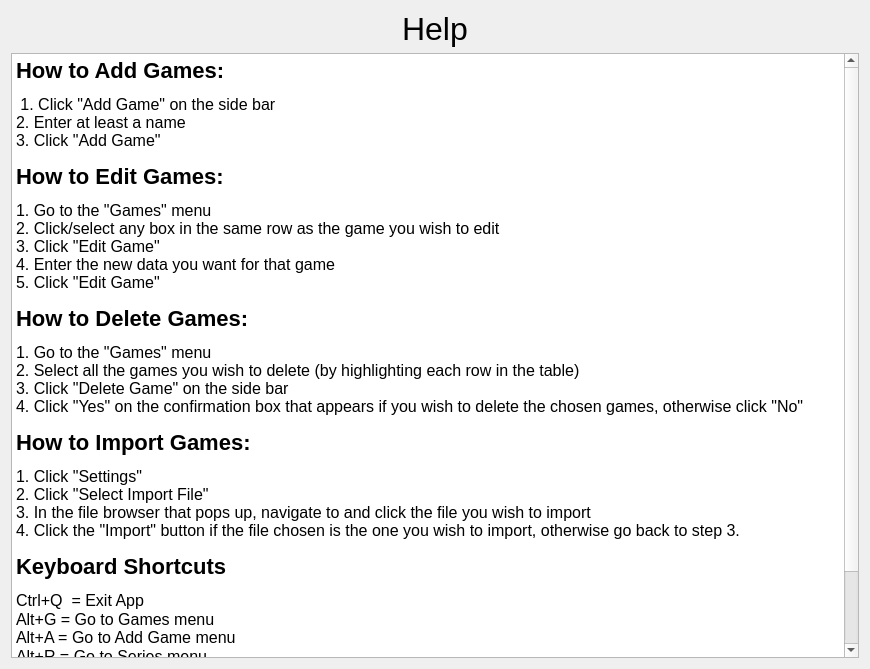
First picture: the form in Unitracker/resources/help.ui, repository invigoratedcat/CMSC437, before the edit.
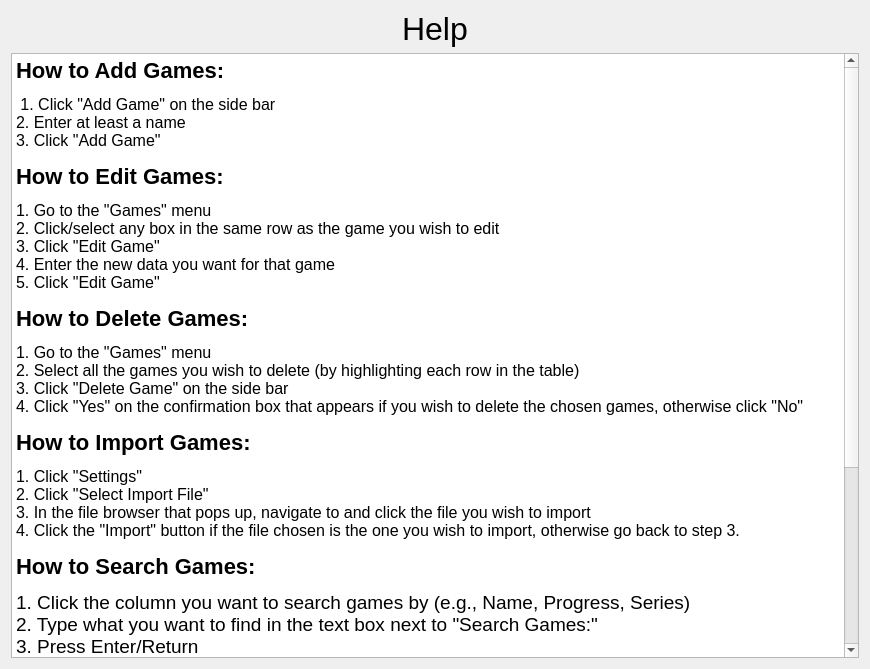
Second picture: the form after the edit.

Commit message: Added games search bar with options for filtering by each column, and added the respective tooltips and help section

```diff
--- a/Unitracker/resources/help.ui
+++ b/Unitracker/resources/help.ui
@@ -46,6 +46,9 @@
 &lt;p style=&quot; margin-top:0px; margin-bottom:0px; margin-left:0px; margin-right:0px; -qt-block-indent:0; text-indent:0px;&quot;&gt;&lt;span style=&quot; font-size:12pt;&quot;&gt;1. Go to the &amp;quot;Games&amp;quot; menu&lt;br /&gt;2. Select all the games you wish to delete (by highlighting each row in the table)&lt;br /&gt;3. Click &amp;quot;Delete Game&amp;quot; on the side bar&lt;br /&gt;4. Click &amp;quot;Yes&amp;quot; on the confirmation box that appears if you wish to delete the chosen games, otherwise click &amp;quot;No&amp;quot;&lt;/span&gt;&lt;/p&gt;
 &lt;h3 style=&quot; margin-top:14px; margin-bottom:12px; margin-left:0px; margin-right:0px; -qt-block-indent:0; text-indent:0px;&quot;&gt;&lt;span style=&quot; font-size:12pt; font-weight:600;&quot;&gt;How to Import Games:&lt;/span&gt;&lt;/h3&gt;
 &lt;p style=&quot; margin-top:0px; margin-bottom:0px; margin-left:0px; margin-right:0px; -qt-block-indent:0; text-indent:0px;&quot;&gt;&lt;span style=&quot; font-size:12pt;&quot;&gt;1. Click &amp;quot;Settings&amp;quot;&lt;br /&gt;2. Click &amp;quot;Select Import File&amp;quot;&lt;br /&gt;3. In the file browser that pops up, navigate to and click the file you wish to import&lt;br /&gt;4. Click the &amp;quot;Import&amp;quot; button if the file chosen is the one you wish to import, otherwise go back to step 3.&lt;/span&gt;&lt;/p&gt;
+&lt;h3 style=&quot; margin-top:14px; margin-bottom:12px; margin-left:0px; margin-right:0px; -qt-block-indent:0; text-indent:0px;&quot;&gt;&lt;span style=&quot; font-size:large; font-weight:600;&quot;&gt;How to Search Games:&lt;/span&gt;&lt;/h3&gt;
+&lt;p style=&quot; margin-top:0px; margin-bottom:0px; margin-left:0px; margin-right:0px; -qt-block-indent:0; text-indent:0px;&quot;&gt;1. Click the column you want to search games by (e.g., Name, Progress, Series)&lt;br /&gt;2. Type what you want to find in the text box next to &amp;quot;Search Games:&amp;quot;&lt;br /&gt;3. Press Enter/Return&lt;br /&gt;To reset the search, simply enter a blank text in the text box&lt;/p&gt;
+&lt;h3 style=&quot;-qt-paragraph-type:empty; margin-top:14px; margin-bottom:12px; margin-left:0px; margin-right:0px; -qt-block-indent:0; text-indent:0px; font-size:large; font-weight:600;&quot;&gt;&lt;br /&gt;&lt;/h3&gt;
 &lt;h3 style=&quot; margin-top:14px; margin-bottom:12px; margin-left:0px; margin-right:0px; -qt-block-indent:0; text-indent:0px;&quot;&gt;&lt;span style=&quot; font-size:12pt; font-weight:600;&quot;&gt;Keyboard Shortcuts&lt;/span&gt;&lt;/h3&gt;
 &lt;p style=&quot; margin-top:0px; margin-bottom:0px; margin-left:0px; margin-right:0px; -qt-block-indent:0; text-indent:0px;&quot;&gt;&lt;span style=&quot; font-size:12pt;&quot;&gt;Ctrl+Q  = Exit App&lt;/span&gt;&lt;/p&gt;
 &lt;p style=&quot; margin-top:0px; margin-bottom:0px; margin-left:0px; margin-right:0px; -qt-block-indent:0; text-indent:0px;&quot;&gt;&lt;span style=&quot; font-size:12pt;&quot;&gt;Alt+G = Go to Games menu&lt;br /&gt;Alt+A = Go to Add Game menu&lt;/span&gt;&lt;/p&gt;
```
The commit also changes 1 other file.
